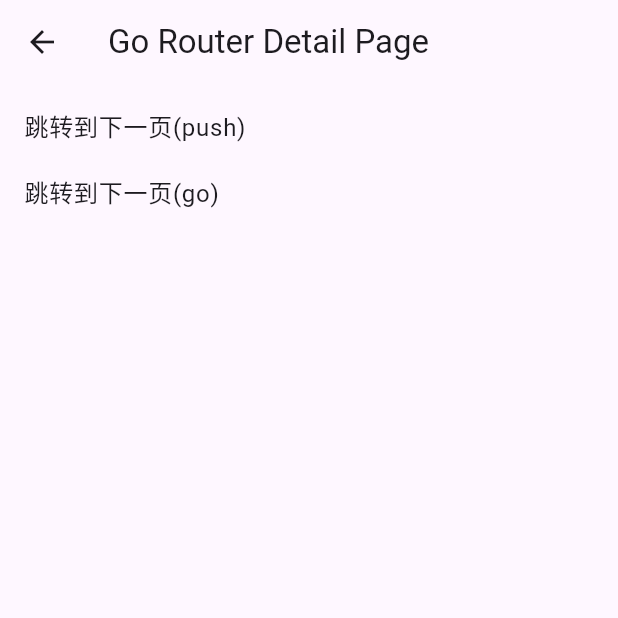
After one commit to LeeWongClient/ScrollViewDemo, a Flutter app: the GoRouterDetailPage screen opened directly, on a phone screen of 412 x 824 dp, the top half of it. The commit adds this screen. Run offline on Flutter 3.47's test engine with Material 3 defaults, Android fonts, the phone set to English and light mode, and no system bars; our stand-ins replace extended_image, go_router, lottie, pull_to_refresh_flutter3; missing offline and left inert: pull_to_refresh_notification.

Commit message:
gorouter

```diff
--- /dev/null
+++ b/lib/router/gorouter/go_router_detail_page.dart
@@ -0,0 +1,38 @@
+import 'package:flutter/material.dart';
+import 'package:go_router/go_router.dart';
+class GoRouterDetailPage extends StatefulWidget {
+  const GoRouterDetailPage({super.key});
+
+  @override
+  State<GoRouterDetailPage> createState() => _GoRouterDetailPageState();
+}
+
+class _GoRouterDetailPageState extends State<GoRouterDetailPage> {
+  List<String> _titles = ['跳转到下一页(push)', '跳转到下一页(go)'];
+
+  @override
+  Widget build(BuildContext context) {
+    return Scaffold(
+      appBar: AppBar(title: Text('Go Router Detail Page'),),
+      body: Container(
+        child: ListView.builder(itemBuilder: (context, index) {
+          return ListTile(title: Text(_titles[index],), onTap: () {
+            if (index == 0) {
+              _onTapPushNext();
+            } else if (index == 1) {
+              _onTapGoNext();
+            }
+          },);
+        }, itemCount: _titles.length, itemExtent: 44,),
+      ),
+    );
+  }
+
+  _onTapGoNext() {
+    context.go('/last');
+  }
+
+  _onTapPushNext() {
+    context.push('/last');
+  }
+}
--- a/lib/router/router_demo_home_page.dart
+++ b/lib/router/router_demo_home_page.dart
@@ -1,4 +1,5 @@
 import 'package:flutter/material.dart';
+import 'package:flutter_ui_demo/router/gorouter/router_demo_go_router.dart';
 import 'package:flutter_ui_demo/router/router_demo_router_config_page.dart';
 import 'package:flutter_ui_demo/router/router_demo_second_page.dart';
 
@@ -11,7 +12,7 @@ class RouterDemoHomePage extends StatefulWidget {
 
 class _RouterDemoHomePageState extends State<RouterDemoHomePage> {
 
-  List<String> _titles = ['普通跳转和返回', '系统跳转(无动画版)', '带参数的跳转', '路由配置'];
+  List<String> _titles = ['普通跳转和返回', '系统跳转(无动画版)', '带参数的跳转', '路由配置', 'GoRouter'];
 
   @override
   Widget build(BuildContext context) {
@@ -28,6 +29,8 @@ class _RouterDemoHomePageState extends State<RouterDemoHomePage> {
                 _routerWithParam();
               } else if (index == 3) {
                 _routerWithConfig();
+              } else if (index == 4) {
+                _routerWithGoRouter();
               }
             },);
           }, itemCount: _titles.length, itemExtent: 44,),
@@ -60,4 +63,8 @@ class _RouterDemoHomePageState extends State<RouterDemoHomePage> {
   _routerWithConfig() {
     Navigator.push(context, MaterialPageRoute(builder: (context) => RouterConfigEntrance()));
   }
+
+  _routerWithGoRouter() {
+    Navigator.push(context, MaterialPageRoute(builder: (context) => GoRouterMain()));
+  }
 }
--- a/pubspec.yaml
+++ b/pubspec.yaml
@@ -51,6 +51,7 @@ dev_dependencies:
   pull_to_refresh_notification: ^3.1.0
   pull_to_refresh_flutter3: ^2.0.2
   extended_image: ^8.1.1
+  go_router: ^11.1.2
 
 # For information on the generic Dart part of this file, see the
 # following page: https://dart.dev/tools/pub/pubspec
```
Also changed, not shown: lib/router/gorouter/go_router_last_page.dart (added, +31 -0 lines), lib/router/gorouter/router_demo_go_router.dart (added, +96 -0 lines), pubspec.lock.
